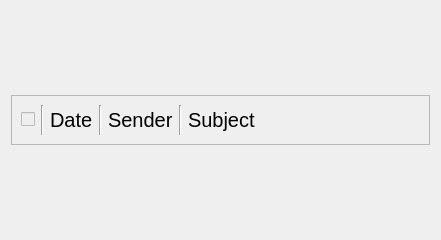
This is User_app/src/message_item/message_item_widget.ui in edugaidano/Little-Social-Network as Qt 5 draws it before an edit. The edited form follows.
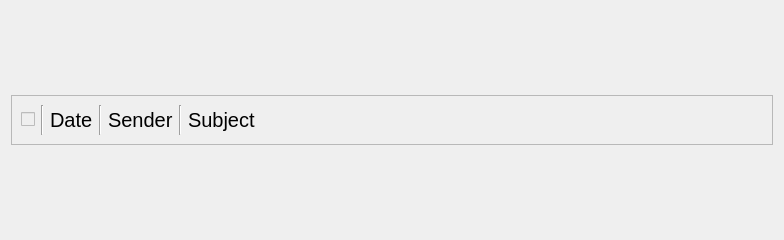
This is the edited form.

Commit message: limits + new users index format

What changed in the file:
```diff
--- a/User_app/src/message_item/message_item_widget.ui
+++ b/User_app/src/message_item/message_item_widget.ui
@@ -6,7 +6,7 @@
    <rect>
     <x>0</x>
     <y>0</y>
-    <width>441</width>
+    <width>784</width>
     <height>240</height>
    </rect>
   </property>
@@ -127,6 +127,12 @@
         <property name="text">
          <string notr="true">Subject</string>
         </property>
+        <property name="textFormat">
+         <enum>Qt::TextFormat::PlainText</enum>
+        </property>
+        <property name="wordWrap">
+         <bool>true</bool>
+        </property>
        </widget>
       </item>
      </layout>
```
The commit also changes 10 other files.
